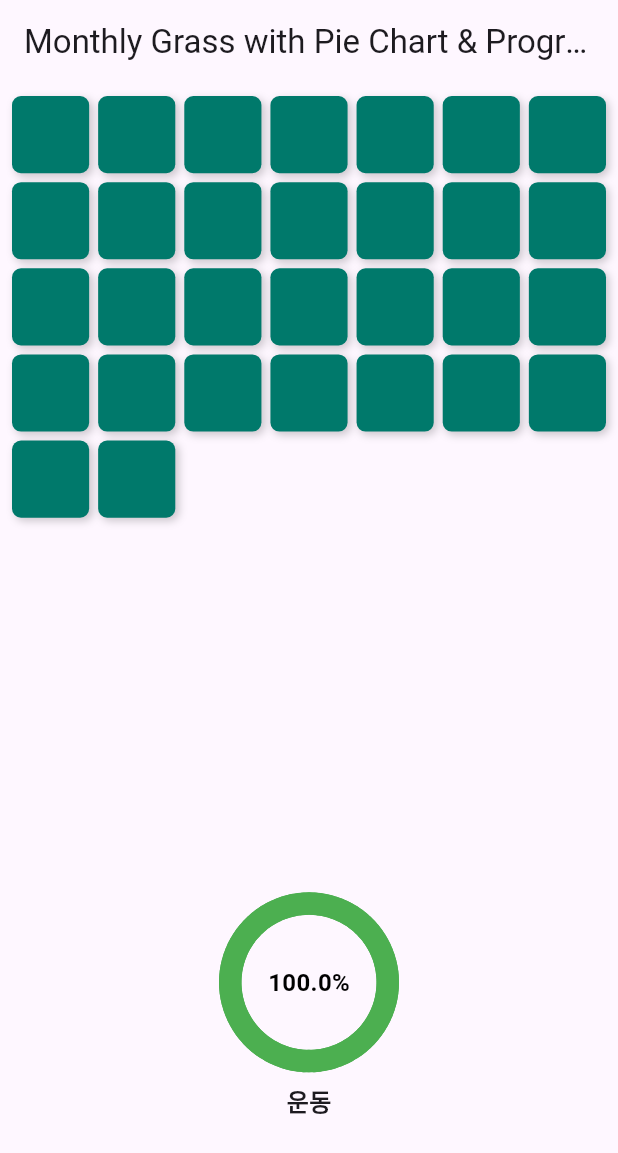
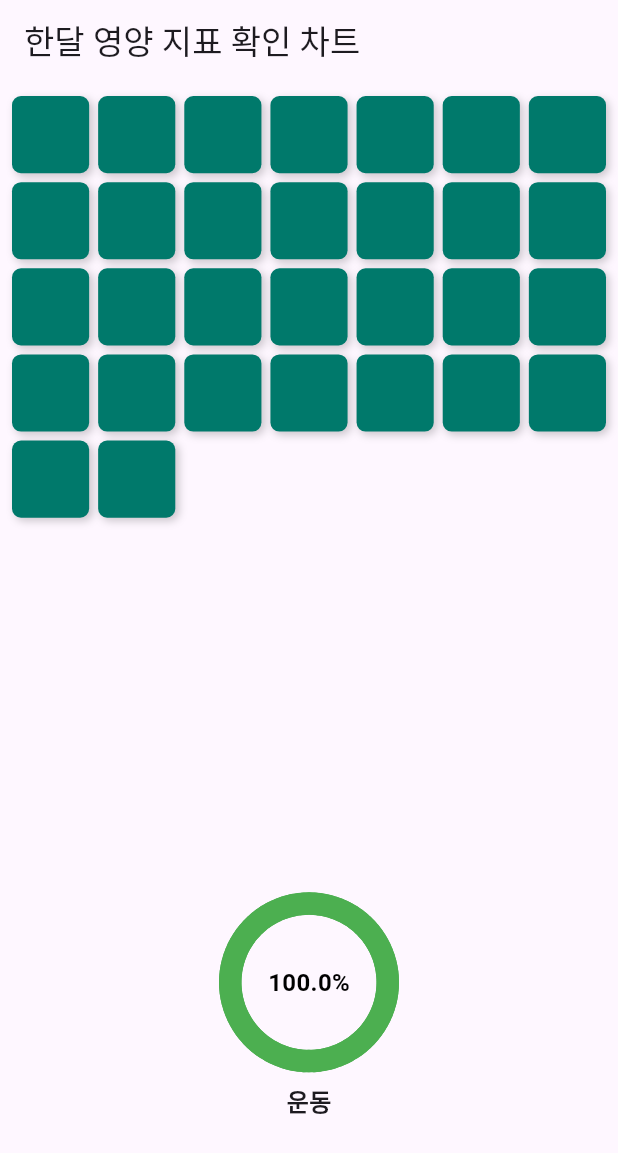
Before and after one commit to didtlrhks/flutter_cube, a Flutter app: the screen it shows after launch, on a phone screen of 412 x 824 dp. Shown: the top 1153 px of the screen. Run offline on Flutter 3.47's test engine with Material 3 defaults, Android fonts, the light colour scheme and no system bars; drawn by our look-alikes of step_progress_indicator; our stand-ins replace fl_chart.

Commit message:
text header add

```diff
--- a/lib/main.dart
+++ b/lib/main.dart
@@ -7,7 +7,7 @@ void main() {
   runApp(MaterialApp(
     home: Scaffold(
       appBar: AppBar(
-        title: Text('Monthly Grass with Pie Chart & Progress'),
+        title: Text('한달 영양 지표 확인 차트'),
       ),
       body: GrassWithPieChartAndProgress(),
     ),
```
